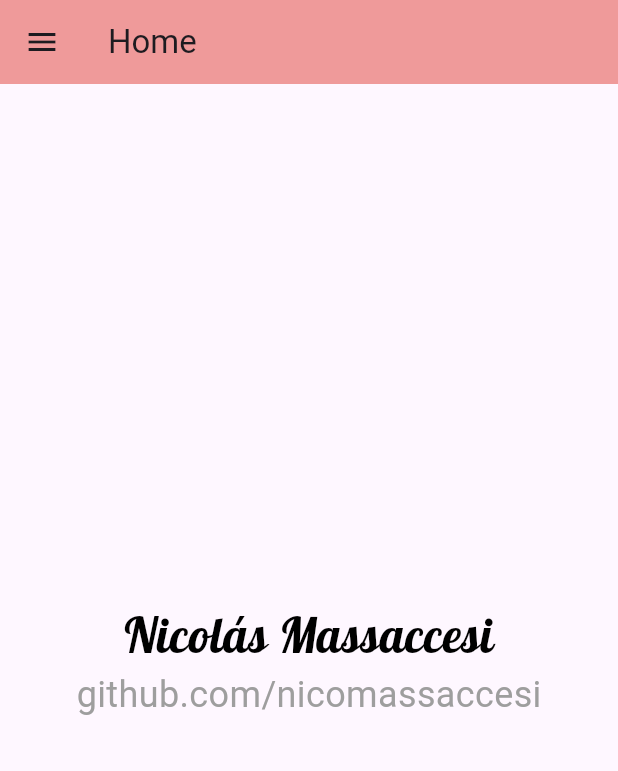
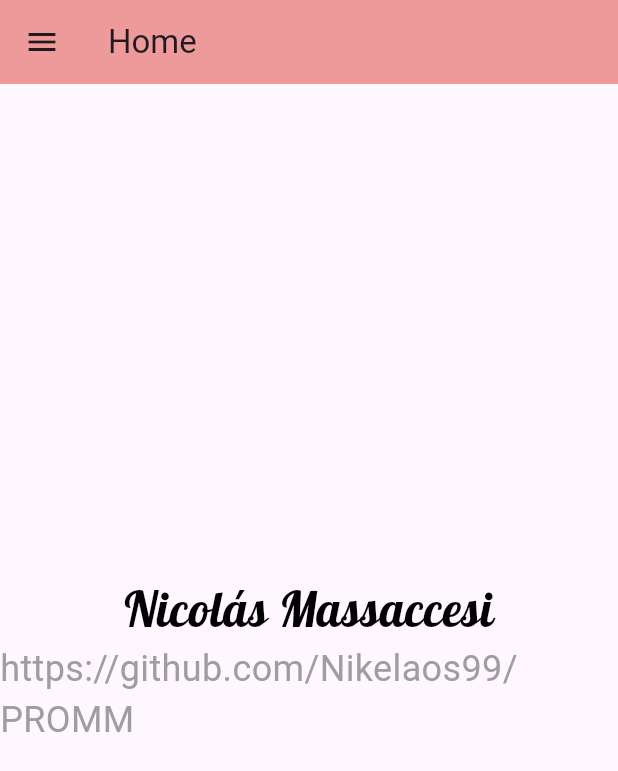
Before and after one commit to Nikelaos99/PROMM, a Flutter app: the screen it shows after launch, on a phone screen of 412 x 824 dp. Shown: the top 771 px of the screen. Run offline on Flutter 3.47's test engine with Material 3 defaults, Android fonts, the phone set to English and light mode, and no system bars; our stand-ins replace google_fonts.

Commit message:
Third commit

```diff
--- a/TEMA1_ACTIVIDAD01/tema1_actividad1/lib/main.dart
+++ b/TEMA1_ACTIVIDAD01/tema1_actividad1/lib/main.dart
@@ -26,7 +26,7 @@ class HomePage extends StatelessWidget {
                 style: GoogleFonts.lobster(fontSize: 32, color: Colors.black),
               ),
               Text(
-                'github.com/nicomassaccesi',
+                'https://github.com/Nikelaos99/PROMM',
                 style: GoogleFonts.roboto(fontSize: 24, color: Colors.grey),
               ),
             ],
```
